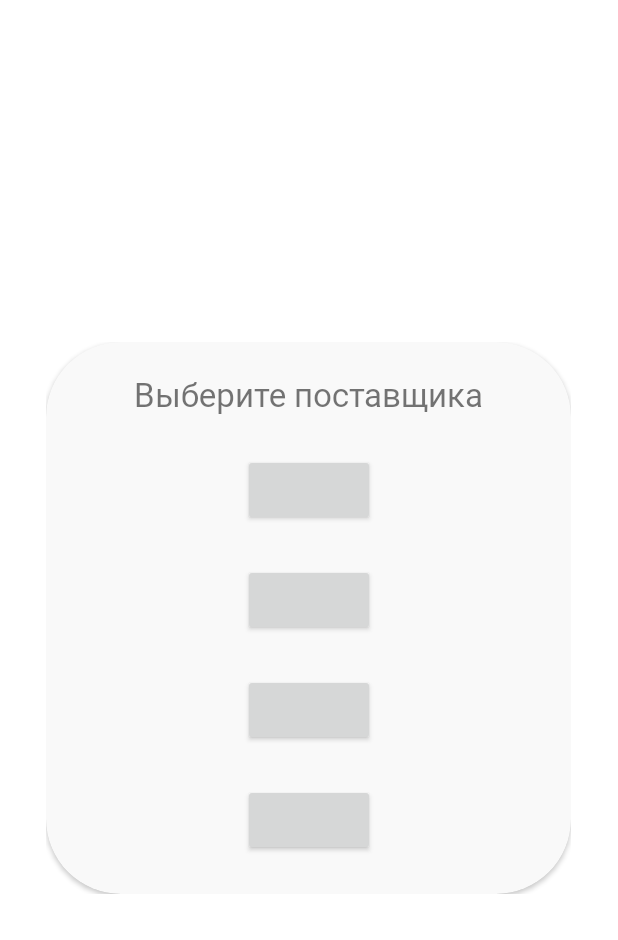
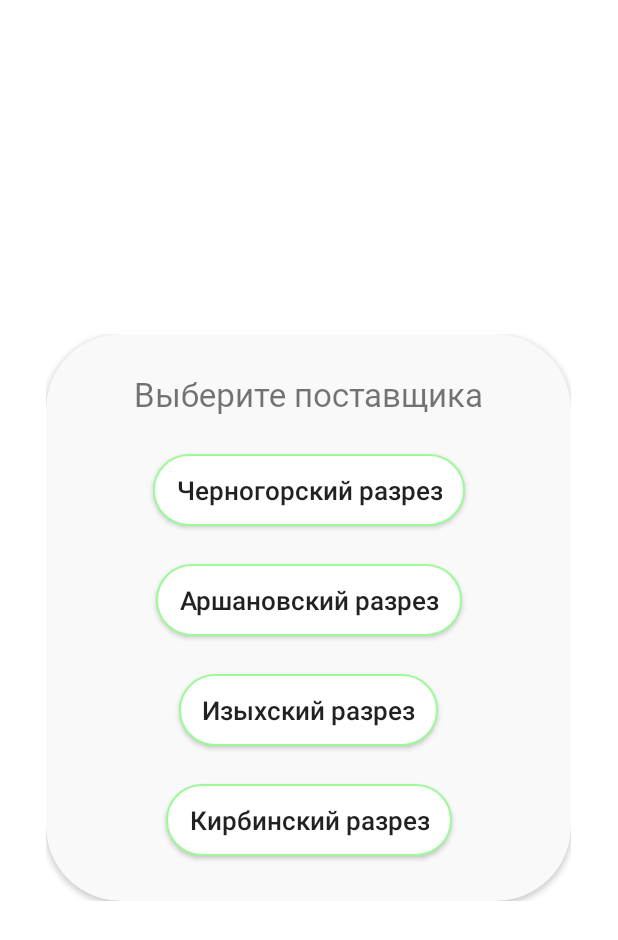
Before and after one commit to Tuhtarov/Ugolek, an Android app: the layout provoder_layoutt.xml on its own in the app's theme, with its tools: preview values and no code run, on a phone screen of 412 x 824 dp. Shown: the top 940 px of the screen. Run offline under Robolectric (Android 15) with nearby library versions, the phone set to English and light mode, and no system bars.

Commit message:
Ugolek 1.1.4 | Reworking UI Dialogs

```diff
--- a/app/build.gradle
+++ b/app/build.gradle
@@ -38,7 +38,6 @@ dependencies {
     implementation "org.jetbrains.kotlin:kotlin-stdlib:$kotlin_version"
     implementation 'androidx.core:core-ktx:1.3.2'
     implementation 'androidx.appcompat:appcompat:1.2.0'
-
     implementation 'com.google.android.material:material:1.2.1'
     implementation 'androidx.constraintlayout:constraintlayout:2.0.4'
     implementation 'com.google.android.gms:play-services-maps:17.0.0'
--- a/app/src/main/AndroidManifest.xml
+++ b/app/src/main/AndroidManifest.xml
@@ -31,7 +31,8 @@
 
         <activity
             android:name=".MapsActivity"
-            android:label="@string/title_activity_maps"></activity>
+            android:label="@string/title_activity_maps">
+        </activity>
         <activity android:name=".SecondActivity" />
         <activity android:name=".MainActivity">
             <intent-filter>
--- a/app/src/main/res/drawable/bg_btn_confirm.xml
+++ b/app/src/main/res/drawable/bg_btn_confirm.xml
@@ -14,7 +14,7 @@
             </stroke>
 
             <solid
-                android:color="#9CFB98">
+                android:color="@color/theme_bttn">
             </solid>
         </shape>
     </item>
--- /dev/null
+++ b/app/src/main/res/drawable/bg_bttn_for_provoder_layout.xml
@@ -0,0 +1,24 @@
+<?xml version="1.0" encoding="utf-8"?>
+<selector xmlns:android="http://schemas.android.com/apk/res/android">
+
+    <item>
+        <layer-list>
+            <item>
+                <shape xmlns:android="http://schemas.android.com/apk/res/android"
+                    android:shape="rectangle">
+                    <solid
+                        android:color="@color/white">
+                    </solid>
+                    <stroke
+                        android:color="@color/theme_bttn"
+                        android:width="1dp">
+                    </stroke>
+                    <corners
+                        android:radius="50dp">
+                    </corners>
+                </shape>
+            </item>
+        </layer-list>
+    </item>
+
+</selector>
--- a/app/src/main/res/layout/provoder_layoutt.xml
+++ b/app/src/main/res/layout/provoder_layoutt.xml
@@ -28,10 +28,10 @@
                 android:id="@+id/text_chooseProvider"
                 android:layout_width="wrap_content"
                 android:layout_height="wrap_content"
-                android:text="Выберите поставщика"
+                android:text="@string/text_chooseProvider"
                 android:textSize="22sp"
                 android:fontFamily="@font/russian_road"
-                android:layout_marginTop="20dp"
+                android:layout_marginTop="25dp"
                 android:layout_marginBottom="25dp"
                 app:layout_constraintBottom_toTopOf="@+id/btn_chernogorsk"
                 app:layout_constraintEnd_toEndOf="parent"
@@ -46,6 +46,11 @@
                 android:id="@+id/btn_chernogorsk"
                 android:layout_width="wrap_content"
                 android:layout_height="wrap_content"
+                android:background="@drawable/bg_bttn_for_provoder_layout"
+                android:text="@string/chernogorskiy"
+                android:textAllCaps="false"
+                android:textSize="17sp"
+                android:paddingHorizontal="15dp"
                 android:layout_marginBottom="25dp"
                 app:layout_constraintBottom_toTopOf="@+id/btn_arschanov"
                 app:layout_constraintEnd_toEndOf="@+id/container"
@@ -61,6 +66,11 @@
                 android:layout_width="wrap_content"
                 android:layout_height="wrap_content"
                 android:layout_marginBottom="25dp"
+                android:background="@drawable/bg_bttn_for_provoder_layout"
+                android:paddingHorizontal="15dp"
+                android:text="@string/arschanovr"
+                android:textAllCaps="false"
+                android:textSize="17sp"
                 app:layout_constraintBottom_toTopOf="@+id/btn_izyskhiy"
                 app:layout_constraintEnd_toEndOf="parent"
                 app:layout_constraintHorizontal_bias="0.5"
@@ -74,6 +84,11 @@
                 android:id="@+id/btn_izyskhiy"
                 android:layout_width="wrap_content"
                 android:layout_height="wrap_content"
+                android:background="@drawable/bg_bttn_for_provoder_layout"
+                android:text="@string/izyhskiy"
+                android:textAllCaps="false"
+                android:textSize="17sp"
+                android:paddingHorizontal="15dp"
                 android:layout_marginBottom="25dp"
                 app:layout_constraintBottom_toTopOf="@+id/btn_cirbinsciy"
                 app:layout_constraintEnd_toEndOf="parent"
@@ -88,7 +103,12 @@
                 android:id="@+id/btn_cirbinsciy"
                 android:layout_width="wrap_content"
                 android:layout_height="wrap_content"
-                android:layout_marginBottom="25dp"
+                android:background="@drawable/bg_bttn_for_provoder_layout"
+                android:text="@string/cirbinskiy"
+                android:textAllCaps="false"
+                android:textSize="17sp"
+                android:paddingHorizontal="15dp"
+                android:layout_marginBottom="30dp"
                 app:layout_constraintBottom_toBottomOf="@+id/container"
                 app:layout_constraintEnd_toEndOf="parent"
                 app:layout_constraintHorizontal_bias="0.5"
--- a/app/src/main/res/values/colors.xml
+++ b/app/src/main/res/values/colors.xml
@@ -8,4 +8,5 @@
     <color name="teal_700">#FF018786</color>
     <color name="black">#FF000000</color>
     <color name="white">#FFFFFFFF</color>
+    <color name="theme_bttn">#9CFB98</color>
 </resources>
--- a/app/src/main/res/values/strings.xml
+++ b/app/src/main/res/values/strings.xml
@@ -36,6 +36,7 @@
     <string name="totalAmount">Общая стоимость</string>
     <string name="Tellphone">Телефон</string>
     <string name="title_activity_maps">Map</string>
-    <string name="Adress">Адресс</string>
+    <string name="Adress">Адрес</string>
     <string name="text_accept">Подтвердить</string>
+    <string name="text_chooseProvider">Выберите поставщика</string>
 </resources>
```
